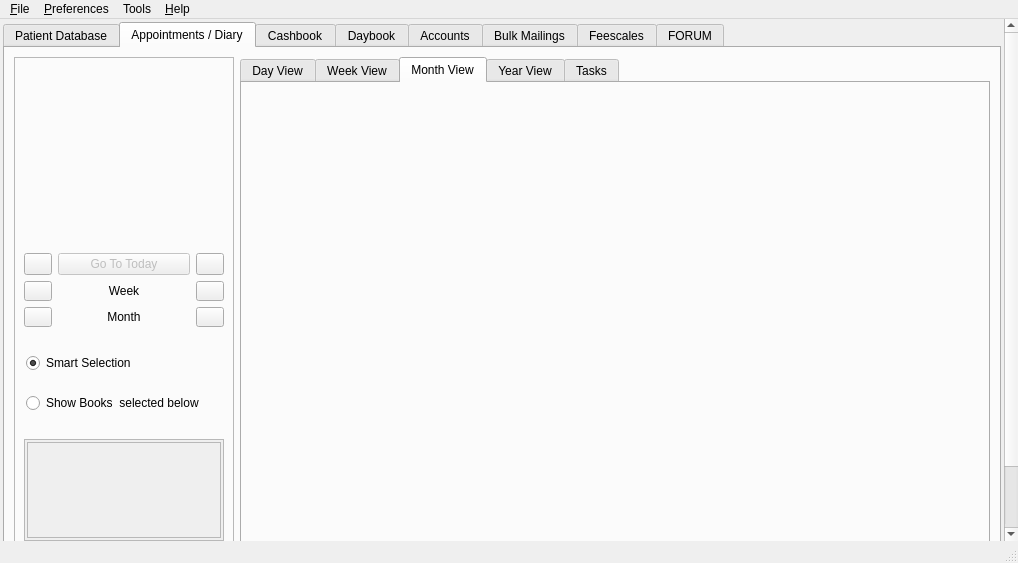
rowinggolfer/openmolar1, file src/openmolar/qt-designer/main.ui: the form before one commit.
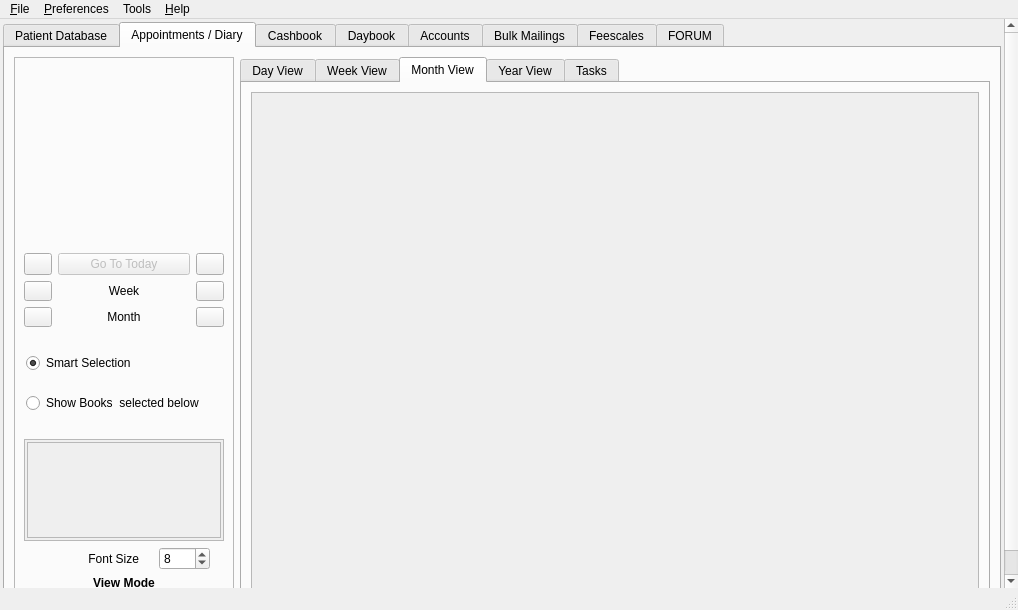
The form after the commit. The open tabs and pages were chosen to show the change. Icons and pictures are not drawn.

Commit message: self-scaling month view, and debugged the mysterious disappearance of memos from the week view

Diff of the .ui file:
```diff
--- a/src/openmolar/qt-designer/main.ui
+++ b/src/openmolar/qt-designer/main.ui
@@ -7,7 +7,7 @@
     <x>0</x>
     <y>0</y>
     <width>1018</width>
-    <height>563</height>
+    <height>610</height>
    </rect>
   </property>
   <property name="sizePolicy">
@@ -4589,25 +4589,21 @@
                </attribute>
                <layout class="QHBoxLayout" name="horizontalLayout_24">
                 <item>
-                 <widget class="QWidget" name="monthView_placeholder" native="true">
-                  <property name="sizePolicy">
-                   <sizepolicy hsizetype="Expanding" vsizetype="Expanding">
-                    <horstretch>0</horstretch>
-                    <verstretch>0</verstretch>
-                   </sizepolicy>
+                 <widget class="QScrollArea" name="monthView_scrollArea">
+                  <property name="widgetResizable">
+                   <bool>true</bool>
                   </property>
-                  <property name="minimumSize">
-                   <size>
-                    <width>0</width>
-                    <height>0</height>
-                   </size>
-                  </property>
-                  <property name="maximumSize">
-                   <size>
-                    <width>16777215</width>
-                    <height>16777215</height>
-                   </size>
-                  </property>
+                  <widget class="QWidget" name="scrollAreaWidgetContents_14">
+                   <property name="geometry">
+                    <rect>
+                     <x>0</x>
+                     <y>0</y>
+                     <width>719</width>
+                     <height>500</height>
+                    </rect>
+                   </property>
+                   <layout class="QHBoxLayout" name="horizontalLayout_30"/>
+                  </widget>
                  </widget>
                 </item>
                </layout>
```
Left out of the diff: 42 changed lines with no effect on the pictures. Lines whose indentation alone changed are shown as unchanged. The commit also changes 7 other files.
